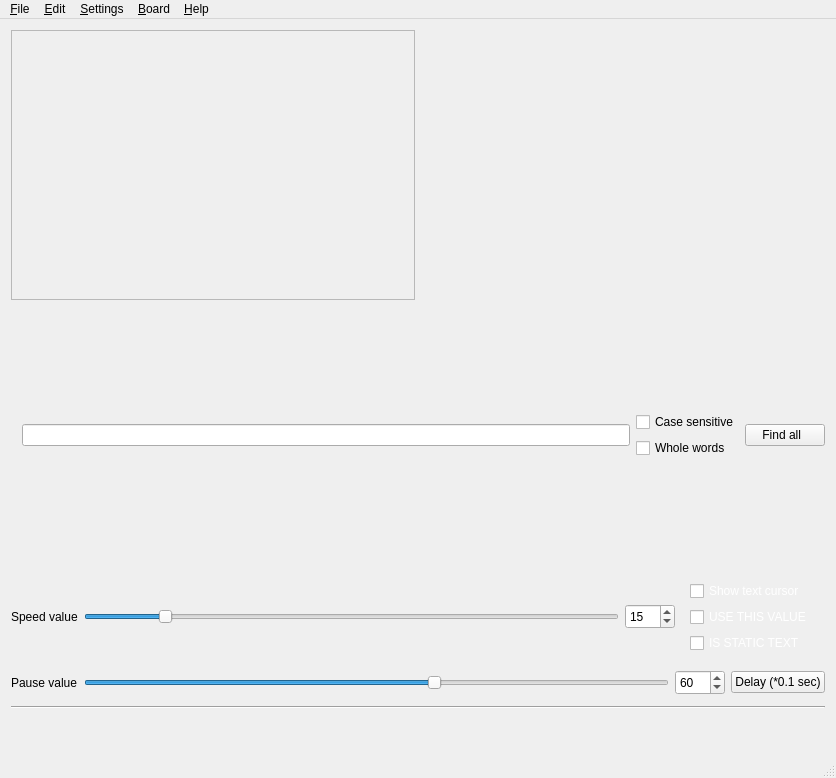
Before: the Qt Designer form OpenBoard/mainwindow.ui in ITAAcademy/OpenBoard, drawn with Qt 5.
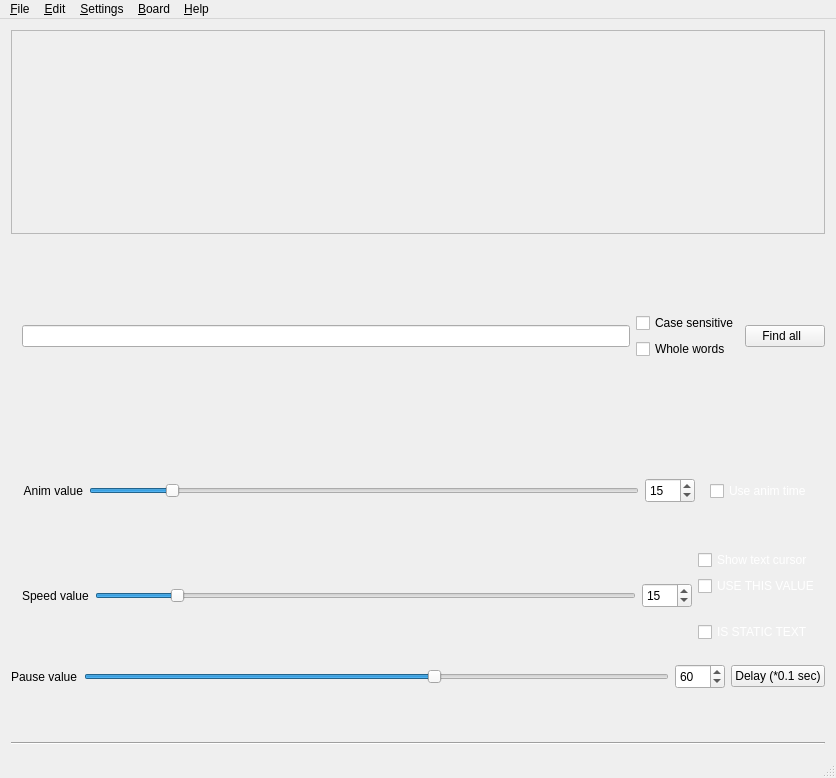
After: the same form once the commit is applied. Icons and pictures are not drawn.

Commit message: begin dev custom anim time

The edit to the form file:
```diff
--- a/OpenBoard/mainwindow.ui
+++ b/OpenBoard/mainwindow.ui
@@ -41,294 +41,12 @@
    <property name="focusPolicy">
     <enum>Qt::NoFocus</enum>
    </property>
+   <layout class="QGridLayout" name="gridLayout_4">
+    <item row="0" column="0">
+     <layout class="QGridLayout" name="gridLayout"/>
+    </item>
+    <item row="1" column="1">
    <layout class="QGridLayout" name="gridLayout_3">
-    <item row="6" column="0" colspan="2">
-     <layout class="QHBoxLayout" name="horizontalLayout_4">
-      <item>
-       <layout class="QHBoxLayout" name="toolBarLayout">
-        <item>
-         <widget class="QPushButton" name="delayBtn">
-          <property name="minimumSize">
-           <size>
-            <width>30</width>
-            <height>30</height>
-           </size>
-          </property>
-          <property name="maximumSize">
-           <size>
-            <width>30</width>
-            <height>30</height>
-           </size>
-          </property>
-          <property name="acceptDrops">
-           <bool>false</bool>
-          </property>
-          <property name="toolTip">
-           <string/>
-          </property>
-          <property name="statusTip">
-           <string/>
-          </property>
-          <property name="whatsThis">
-           <string/>
-          </property>
-          <property name="accessibleName">
-           <string/>
-          </property>
-          <property name="accessibleDescription">
-           <string/>
-          </property>
-          <property name="autoFillBackground">
-           <bool>false</bool>
-          </property>
-          <property name="text">
-           <string comment="2" extracomment="3"/>
-          </property>
-          <property name="icon">
-           <iconset resource="icons.qrc">
-            <normaloff>:/icons/pause-icon.png</normaloff>:/icons/pause-icon.png</iconset>
-          </property>
-          <property name="iconSize">
-           <size>
-            <width>24</width>
-            <height>24</height>
-           </size>
-          </property>
-          <property name="checkable">
-           <bool>false</bool>
-          </property>
-          <property name="autoRepeat">
-           <bool>false</bool>
-          </property>
-          <property name="autoDefault">
-           <bool>false</bool>
-          </property>
-          <property name="default">
-           <bool>false</bool>
-          </property>
-          <property name="flat">
-           <bool>true</bool>
-          </property>
-         </widget>
-        </item>
-        <item>
-         <widget class="QPushButton" name="speedBtn">
-          <property name="minimumSize">
-           <size>
-            <width>30</width>
-            <height>30</height>
-           </size>
-          </property>
-          <property name="maximumSize">
-           <size>
-            <width>30</width>
-            <height>30</height>
-           </size>
-          </property>
-          <property name="text">
-           <string/>
-          </property>
-          <property name="icon">
-           <iconset resource="icons.qrc">
-            <normaloff>:/icons/speed-icon.png</normaloff>:/icons/speed-icon.png</iconset>
-          </property>
-          <property name="iconSize">
-           <size>
-            <width>24</width>
-            <height>24</height>
-           </size>
-          </property>
-          <property name="flat">
-           <bool>true</bool>
-          </property>
-         </widget>
-        </item>
-        <item>
-         <widget class="QPushButton" name="backBtn">
-          <property name="minimumSize">
-           <size>
-            <width>30</width>
-            <height>30</height>
-           </size>
-          </property>
-          <property name="maximumSize">
-           <size>
-            <width>30</width>
-            <height>30</height>
-           </size>
-          </property>
-          <property name="text">
-           <string/>
-          </property>
-          <property name="icon">
-           <iconset resource="icons.qrc">
-            <normaloff>:/icons/next-2-icon.png</normaloff>:/icons/next-2-icon.png</iconset>
-          </property>
-          <property name="iconSize">
-           <size>
-            <width>24</width>
-            <height>24</height>
-           </size>
-          </property>
-          <property name="flat">
-           <bool>true</bool>
-          </property>
-         </widget>
-        </item>
-        <item>
-         <widget class="QPushButton" name="animationBtn">
-          <property name="minimumSize">
-           <size>
-            <width>30</width>
-            <height>30</height>
-           </size>
-          </property>
-          <property name="maximumSize">
-           <size>
-            <width>30</width>
-            <height>30</height>
-           </size>
-          </property>
-          <property name="text">
-           <string/>
-          </property>
-          <property name="icon">
-           <iconset resource="icons.qrc">
-            <normaloff>:/icons/remove-icon.png</normaloff>:/icons/remove-icon.png</iconset>
-          </property>
-          <property name="iconSize">
-           <size>
-            <width>24</width>
-            <height>24</height>
-           </size>
-          </property>
-          <property name="default">
-           <bool>false</bool>
-          </property>
-          <property name="flat">
-           <bool>true</bool>
-          </property>
-         </widget>
-        </item>
-        <item>
-         <widget class="QPushButton" name="crossBtn">
-          <property name="minimumSize">
-           <size>
-            <width>30</width>
-            <height>30</height>
-           </size>
-          </property>
-          <property name="maximumSize">
-           <size>
-            <width>30</width>
-            <height>30</height>
-           </size>
-          </property>
-          <property name="text">
-           <string/>
-          </property>
-          <property name="icon">
-           <iconset resource="icons.qrc">
-            <normaloff>:/icons/Actions-format-text-strikethrough-icon.png</normaloff>:/icons/Actions-format-text-strikethrough-icon.png</iconset>
-          </property>
-          <property name="iconSize">
-           <size>
-            <width>24</width>
-            <height>24</height>
-           </size>
-          </property>
-          <property name="flat">
-           <bool>true</bool>
-          </property>
-         </widget>
-        </item>
-        <item>
-         <widget class="QPushButton" name="colorBtn">
-          <property name="minimumSize">
-           <size>
-            <width>30</width>
-            <height>30</height>
-           </size>
-          </property>
-          <property name="maximumSize">
-           <size>
-            <width>30</width>
-            <height>30</height>
-           </size>
-          </property>
-          <property name="text">
-           <string/>
-          </property>
-          <property name="icon">
-           <iconset resource="icons.qrc">
-            <normaloff>:/icons/ToolBar-color.png</normaloff>:/icons/ToolBar-color.png</iconset>
-          </property>
-          <property name="iconSize">
-           <size>
-            <width>24</width>
-            <height>24</height>
-           </size>
-          </property>
-          <property name="flat">
-           <bool>true</bool>
-          </property>
-         </widget>
-        </item>
-        <item>
-         <widget class="QPushButton" name="clearBtn">
-          <property name="minimumSize">
-           <size>
-            <width>30</width>
-            <height>30</height>
-           </size>
-          </property>
-          <property name="maximumSize">
-           <size>
-            <width>30</width>
-            <height>30</height>
-           </size>
-          </property>
-          <property name="text">
-           <string/>
-          </property>
-          <property name="icon">
-           <iconset resource="icons.qrc">
-            <normaloff>:/icons/Actions-edit-clear-icon.png</normaloff>:/icons/Actions-edit-clear-icon.png</iconset>
-          </property>
-          <property name="iconSize">
-           <size>
-            <width>24</width>
-            <height>24</height>
-           </size>
-          </property>
-          <property name="autoDefault">
-           <bool>false</bool>
-          </property>
-          <property name="default">
-           <bool>false</bool>
-          </property>
-          <property name="flat">
-           <bool>true</bool>
-          </property>
-         </widget>
-        </item>
-       </layout>
-      </item>
-      <item>
-       <spacer name="horizontalSpacer">
-        <property name="orientation">
-         <enum>Qt::Horizontal</enum>
-        </property>
-        <property name="sizeHint" stdset="0">
-         <size>
-          <width>307</width>
-          <height>20</height>
-         </size>
-        </property>
-       </spacer>
-      </item>
-     </layout>
-    </item>
     <item row="0" column="0">
      <layout class="QVBoxLayout" name="verticalLayout">
       <item>
@@ -343,20 +61,7 @@
       </item>
      </layout>
     </item>
-    <item row="5" column="0" colspan="2">
-     <widget class="Line" name="line">
-      <property name="minimumSize">
-       <size>
-        <width>0</width>
-        <height>0</height>
-       </size>
-      </property>
-      <property name="orientation">
-       <enum>Qt::Horizontal</enum>
-      </property>
-     </widget>
-    </item>
-    <item row="1" column="0" colspan="2">
+      <item row="1" column="0">
      <widget class="QWidget" name="widget_Find" native="true">
       <layout class="QVBoxLayout" name="verticalLayout_3">
        <property name="spacing">
@@ -419,7 +124,122 @@
       </layout>
      </widget>
     </item>
-    <item row="2" column="0" colspan="2">
+      <item row="2" column="0">
+       <layout class="QVBoxLayout" name="verticalLayout_9">
+        <item>
+         <layout class="QHBoxLayout" name="horizontalLayout_6">
+          <item>
+           <widget class="QLabel" name="label_2">
+            <property name="sizePolicy">
+             <sizepolicy hsizetype="Fixed" vsizetype="Preferred">
+              <horstretch>0</horstretch>
+              <verstretch>0</verstretch>
+             </sizepolicy>
+            </property>
+            <property name="minimumSize">
+             <size>
+              <width>70</width>
+              <height>0</height>
+             </size>
+            </property>
+            <property name="text">
+             <string>    Anim value</string>
+            </property>
+            <property name="scaledContents">
+             <bool>false</bool>
+            </property>
+           </widget>
+          </item>
+          <item>
+           <widget class="QSlider" name="slider_speedTB_2">
+            <property name="minimumSize">
+             <size>
+              <width>100</width>
+              <height>25</height>
+             </size>
+            </property>
+            <property name="maximumSize">
+             <size>
+              <width>16777215</width>
+              <height>16777215</height>
+             </size>
+            </property>
+            <property name="minimum">
+             <number>1</number>
+            </property>
+            <property name="value">
+             <number>15</number>
+            </property>
+            <property name="orientation">
+             <enum>Qt::Horizontal</enum>
+            </property>
+           </widget>
+          </item>
+          <item>
+           <widget class="QSpinBox" name="spinBox_speedTB_2">
+            <property name="minimumSize">
+             <size>
+              <width>50</width>
+              <height>25</height>
+             </size>
+            </property>
+            <property name="maximumSize">
+             <size>
+              <width>50</width>
+              <height>25</height>
+             </size>
+            </property>
+            <property name="minimum">
+             <number>1</number>
+            </property>
+            <property name="value">
+             <number>15</number>
+            </property>
+           </widget>
+          </item>
+          <item>
+           <layout class="QVBoxLayout" name="verticalLayout_6">
+            <property name="sizeConstraint">
+             <enum>QLayout::SetMinimumSize</enum>
+            </property>
+            <property name="leftMargin">
+             <number>9</number>
+            </property>
+            <item>
+             <layout class="QHBoxLayout" name="horizontalLayout_7">
+              <property name="sizeConstraint">
+               <enum>QLayout::SetMinimumSize</enum>
+              </property>
+              <item>
+               <widget class="QCheckBox" name="check_use_speed_value_2">
+                <property name="styleSheet">
+                 <string notr="true">color : rgb(255, 255, 255)</string>
+                </property>
+                <property name="text">
+                 <string>Use anim time</string>
+                </property>
+                <property name="checked">
+                 <bool>false</bool>
+                </property>
+               </widget>
+              </item>
+              <item>
+               <widget class="QLabel" name="expected_time_2">
+                <property name="styleSheet">
+                 <string notr="true">color: &quot;white&quot;;</string>
+                </property>
+                <property name="text">
+                 <string/>
+                </property>
+               </widget>
+              </item>
+             </layout>
+            </item>
+           </layout>
+          </item>
+         </layout>
+        </item>
+        <item>
      <widget class="QWidget" name="widget" native="true">
       <property name="sizePolicy">
        <sizepolicy hsizetype="Minimum" vsizetype="Fixed">
@@ -427,26 +247,17 @@
         <verstretch>0</verstretch>
        </sizepolicy>
       </property>
-      <layout class="QGridLayout" name="gridLayout">
-       <property name="leftMargin">
-        <number>0</number>
-       </property>
-       <property name="topMargin">
-        <number>0</number>
-       </property>
-       <property name="rightMargin">
-        <number>0</number>
-       </property>
-       <property name="bottomMargin">
-        <number>0</number>
-       </property>
-       <property name="spacing">
-        <number>0</number>
-       </property>
-       <item row="0" column="0">
+          <layout class="QVBoxLayout" name="verticalLayout_8">
+           <item>
         <layout class="QHBoxLayout" name="horizontalLayout_5">
          <item>
           <widget class="QLabel" name="label">
+               <property name="minimumSize">
+                <size>
+                 <width>0</width>
+                 <height>30</height>
+                </size>
+               </property>
            <property name="text">
             <string>Speed value</string>
            </property>
@@ -503,15 +314,21 @@
           </widget>
          </item>
          <item>
-          <layout class="QVBoxLayout" name="verticalLayout_5">
-           <property name="sizeConstraint">
-            <enum>QLayout::SetMinimumSize</enum>
-           </property>
-           <property name="leftMargin">
-            <number>9</number>
-           </property>
+              <layout class="QVBoxLayout" name="verticalLayout_4">
            <item>
             <widget class="QCheckBox" name="check_show_text_cursor">
+                 <property name="sizePolicy">
+                  <sizepolicy hsizetype="Fixed" vsizetype="Fixed">
+                   <horstretch>0</horstretch>
+                   <verstretch>0</verstretch>
+                  </sizepolicy>
+                 </property>
+                 <property name="minimumSize">
+                  <size>
+                   <width>100</width>
+                   <height>5</height>
+                  </size>
+                 </property>
              <property name="styleSheet">
               <string notr="true">color : rgb(255, 255, 255)</string>
              </property>
@@ -521,25 +338,43 @@
             </widget>
            </item>
            <item>
-            <layout class="QHBoxLayout" name="horizontalLayout_3">
-             <property name="sizeConstraint">
-              <enum>QLayout::SetMinimumSize</enum>
-             </property>
-             <item>
               <widget class="QCheckBox" name="check_use_speed_value">
+                 <property name="sizePolicy">
+                  <sizepolicy hsizetype="Fixed" vsizetype="Fixed">
+                   <horstretch>0</horstretch>
+                   <verstretch>0</verstretch>
+                  </sizepolicy>
+                 </property>
+                 <property name="minimumSize">
+                  <size>
+                   <width>100</width>
+                   <height>5</height>
+                  </size>
+                 </property>
                <property name="styleSheet">
                 <string notr="true">color : rgb(255, 255, 255)</string>
                </property>
                <property name="text">
                 <string>USE THIS VALUE</string>
                </property>
-               <property name="checked">
-                <bool>false</bool>
-               </property>
-              </widget>
-             </item>
+                </widget>
+               </item>
+               <item>
+                <layout class="QVBoxLayout" name="verticalLayout_10">
              <item>
               <widget class="QLabel" name="expected_time">
+                   <property name="sizePolicy">
+                    <sizepolicy hsizetype="Fixed" vsizetype="Fixed">
+                     <horstretch>0</horstretch>
+                     <verstretch>0</verstretch>
+                    </sizepolicy>
+                   </property>
+                   <property name="minimumSize">
+                    <size>
+                     <width>100</width>
+                     <height>5</height>
+                    </size>
+                   </property>
                <property name="styleSheet">
                 <string notr="true">color: &quot;white&quot;;</string>
                </property>
@@ -552,6 +387,18 @@
            </item>
            <item>
             <widget class="QCheckBox" name="check_is_static">
+                 <property name="sizePolicy">
+                  <sizepolicy hsizetype="Fixed" vsizetype="Fixed">
+                   <horstretch>0</horstretch>
+                   <verstretch>0</verstretch>
+                  </sizepolicy>
+                 </property>
+                 <property name="minimumSize">
+                  <size>
+                   <width>100</width>
+                   <height>5</height>
+                  </size>
+                 </property>
              <property name="styleSheet">
               <string notr="true">color : rgb(255, 255, 255)</string>
              </property>
@@ -567,7 +414,11 @@
       </layout>
      </widget>
     </item>
-    <item row="4" column="0" colspan="2">
+       </layout>
+      </item>
+      <item row="3" column="0">
+       <layout class="QVBoxLayout" name="verticalLayout_7">
+        <item>
      <widget class="QWidget" name="widget_delayTB" native="true">
       <property name="minimumSize">
        <size>
@@ -671,7 +522,298 @@
       </layout>
      </widget>
     </item>
-    <item row="3" column="0">
+        <item>
+         <layout class="QHBoxLayout" name="horizontalLayout_4">
+          <item>
+           <layout class="QHBoxLayout" name="toolBarLayout">
+            <item>
+             <widget class="QPushButton" name="delayBtn">
+              <property name="minimumSize">
+               <size>
+                <width>30</width>
+                <height>30</height>
+               </size>
+              </property>
+              <property name="maximumSize">
+               <size>
+                <width>30</width>
+                <height>30</height>
+               </size>
+              </property>
+              <property name="acceptDrops">
+               <bool>false</bool>
+              </property>
+              <property name="toolTip">
+               <string/>
+              </property>
+              <property name="statusTip">
+               <string/>
+              </property>
+              <property name="whatsThis">
+               <string/>
+              </property>
+              <property name="accessibleName">
+               <string/>
+              </property>
+              <property name="accessibleDescription">
+               <string/>
+              </property>
+              <property name="autoFillBackground">
+               <bool>false</bool>
+              </property>
+              <property name="text">
+               <string comment="2" extracomment="3"/>
+              </property>
+              <property name="icon">
+               <iconset resource="icons.qrc">
+                <normaloff>:/icons/pause-icon.png</normaloff>:/icons/pause-icon.png</iconset>
+              </property>
+              <property name="iconSize">
+               <size>
+                <width>24</width>
+                <height>24</height>
+               </size>
+              </property>
+              <property name="checkable">
+               <bool>false</bool>
+              </property>
+              <property name="autoRepeat">
+               <bool>false</bool>
+              </property>
+              <property name="autoDefault">
+               <bool>false</bool>
+              </property>
+              <property name="default">
+               <bool>false</bool>
+              </property>
+              <property name="flat">
+               <bool>true</bool>
+              </property>
+             </widget>
+            </item>
+            <item>
+             <widget class="QPushButton" name="speedBtn">
+              <property name="minimumSize">
+               <size>
+                <width>30</width>
+                <height>30</height>
+               </size>
+              </property>
+              <property name="maximumSize">
+               <size>
+                <width>30</width>
+                <height>30</height>
+               </size>
+              </property>
+              <property name="text">
+               <string/>
+              </property>
+              <property name="icon">
+               <iconset resource="icons.qrc">
+                <normaloff>:/icons/speed-icon.png</normaloff>:/icons/speed-icon.png</iconset>
+              </property>
+              <property name="iconSize">
+               <size>
+                <width>24</width>
+                <height>24</height>
+               </size>
+              </property>
+              <property name="flat">
+               <bool>true</bool>
+              </property>
+             </widget>
+            </item>
+            <item>
+             <widget class="QPushButton" name="backBtn">
+              <property name="minimumSize">
+               <size>
+                <width>30</width>
+                <height>30</height>
+               </size>
+              </property>
+              <property name="maximumSize">
+               <size>
+                <width>30</width>
+                <height>30</height>
+               </size>
+              </property>
+              <property name="text">
+               <string/>
+              </property>
+              <property name="icon">
+               <iconset resource="icons.qrc">
+                <normaloff>:/icons/next-2-icon.png</normaloff>:/icons/next-2-icon.png</iconset>
+              </property>
+              <property name="iconSize">
+               <size>
+                <width>24</width>
+                <height>24</height>
+               </size>
+              </property>
+              <property name="flat">
+               <bool>true</bool>
+              </property>
+             </widget>
+            </item>
+            <item>
+             <widget class="QPushButton" name="animationBtn">
+              <property name="minimumSize">
+               <size>
+                <width>30</width>
+                <height>30</height>
+               </size>
+              </property>
+              <property name="maximumSize">
+               <size>
+                <width>30</width>
+                <height>30</height>
+               </size>
+              </property>
+              <property name="text">
+               <string/>
+              </property>
+              <property name="icon">
+               <iconset resource="icons.qrc">
+                <normaloff>:/icons/remove-icon.png</normaloff>:/icons/remove-icon.png</iconset>
+              </property>
+              <property name="iconSize">
+               <size>
+                <width>24</width>
+                <height>24</height>
+               </size>
+              </property>
+              <property name="default">
+               <bool>false</bool>
+              </property>
+              <property name="flat">
+               <bool>true</bool>
+              </property>
+             </widget>
+            </item>
+            <item>
+             <widget class="QPushButton" name="crossBtn">
+              <property name="minimumSize">
+               <size>
+                <width>30</width>
+                <height>30</height>
+               </size>
+              </property>
+              <property name="maximumSize">
+               <size>
+                <width>30</width>
+                <height>30</height>
+               </size>
+              </property>
+              <property name="text">
+               <string/>
+              </property>
+              <property name="icon">
+               <iconset resource="icons.qrc">
+                <normaloff>:/icons/Actions-format-text-strikethrough-icon.png</normaloff>:/icons/Actions-format-text-strikethrough-icon.png</iconset>
+              </property>
+              <property name="iconSize">
+               <size>
+                <width>24</width>
+                <height>24</height>
+               </size>
+              </property>
+              <property name="flat">
+               <bool>true</bool>
+              </property>
+             </widget>
+            </item>
+            <item>
+             <widget class="QPushButton" name="colorBtn">
+              <property name="minimumSize">
+               <size>
+                <width>30</width>
+                <height>30</height>
+               </size>
+              </property>
+              <property name="maximumSize">
+               <size>
+                <width>30</width>
+                <height>30</height>
+               </size>
+              </property>
+              <property name="text">
+               <string/>
+              </property>
+              <property name="icon">
+               <iconset resource="icons.qrc">
+                <normaloff>:/icons/ToolBar-color.png</normaloff>:/icons/ToolBar-color.png</iconset>
+              </property>
+              <property name="iconSize">
+               <size>
+                <width>24</width>
+                <height>24</height>
+               </size>
+              </property>
+              <property name="flat">
+               <bool>true</bool>
+              </property>
+             </widget>
+            </item>
+            <item>
+             <widget class="QPushButton" name="clearBtn">
+              <property name="minimumSize">
+               <size>
+                <width>30</width>
+                <height>30</height>
+               </size>
+              </property>
+              <property name="maximumSize">
+               <size>
+                <width>30</width>
+                <height>30</height>
+               </size>
+              </property>
+              <property name="text">
+               <string/>
+              </property>
+              <property name="icon">
+               <iconset resource="icons.qrc">
+                <normaloff>:/icons/Actions-edit-clear-icon.png</normaloff>:/icons/Actions-edit-clear-icon.png</iconset>
+              </property>
+              <property name="iconSize">
+               <size>
+                <width>24</width>
+                <height>24</height>
+               </size>
+              </property>
+              <property name="autoDefault">
+               <bool>false</bool>
+              </property>
+              <property name="default">
+               <bool>false</bool>
+              </property>
+              <property name="flat">
+               <bool>true</bool>
+              </property>
+             </widget>
+            </item>
+           </layout>
+          </item>
+          <item>
+           <spacer name="horizontalSpacer">
+            <property name="orientation">
+             <enum>Qt::Horizontal</enum>
+            </property>
+            <property name="sizeHint" stdset="0">
+             <size>
+              <width>307</width>
+              <height>20</height>
+             </size>
+            </property>
+           </spacer>
+          </item>
+         </layout>
+        </item>
+       </layout>
+      </item>
+     </layout>
+    </item>
+    <item row="2" column="1">
      <widget class="QWidget" name="widget_speedTB" native="true">
       <property name="sizePolicy">
        <sizepolicy hsizetype="Preferred" vsizetype="Maximum">
@@ -710,12 +852,31 @@
       </layout>
      </widget>
     </item>
+    <item row="4" column="1">
+     <widget class="Line" name="line">
+      <property name="minimumSize">
+       <size>
+        <width>0</width>
+        <height>0</height>
+       </size>
+      </property>
+      <property name="orientation">
+       <enum>Qt::Horizontal</enum>
+      </property>
+     </widget>
+    </item>
    </layout>
-   <zorder>widget_delayTB</zorder>
-   <zorder>line</zorder>
-   <zorder>widget_speedTB</zorder>
-   <zorder>widget_Find</zorder>
-   <zorder>widget</zorder>
+   <widget class="QWidget" name="layoutWidget">
+    <property name="geometry">
+     <rect>
+      <x>0</x>
+      <y>0</y>
+      <width>2</width>
+      <height>2</height>
+     </rect>
+    </property>
+    <layout class="QVBoxLayout" name="verticalLayout_5"/>
+   </widget>
   </widget>
   <widget class="QMenuBar" name="menuBar">
    <property name="geometry">
```
Left out of the diff: 2 changed lines with no effect on the pictures. Lines whose indentation alone changed are shown as unchanged. The commit also changes 4 other files.
